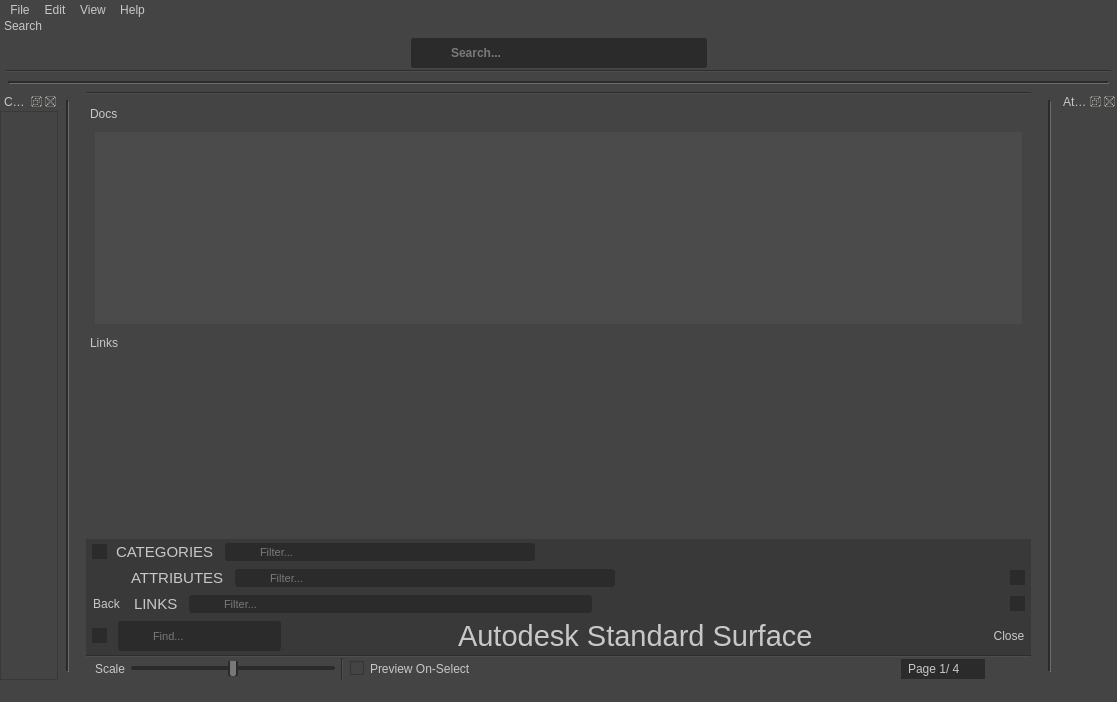
The window that library/ui/dialog.ui (swillisart/Relic) describes before a commit, drawn with Qt 5.
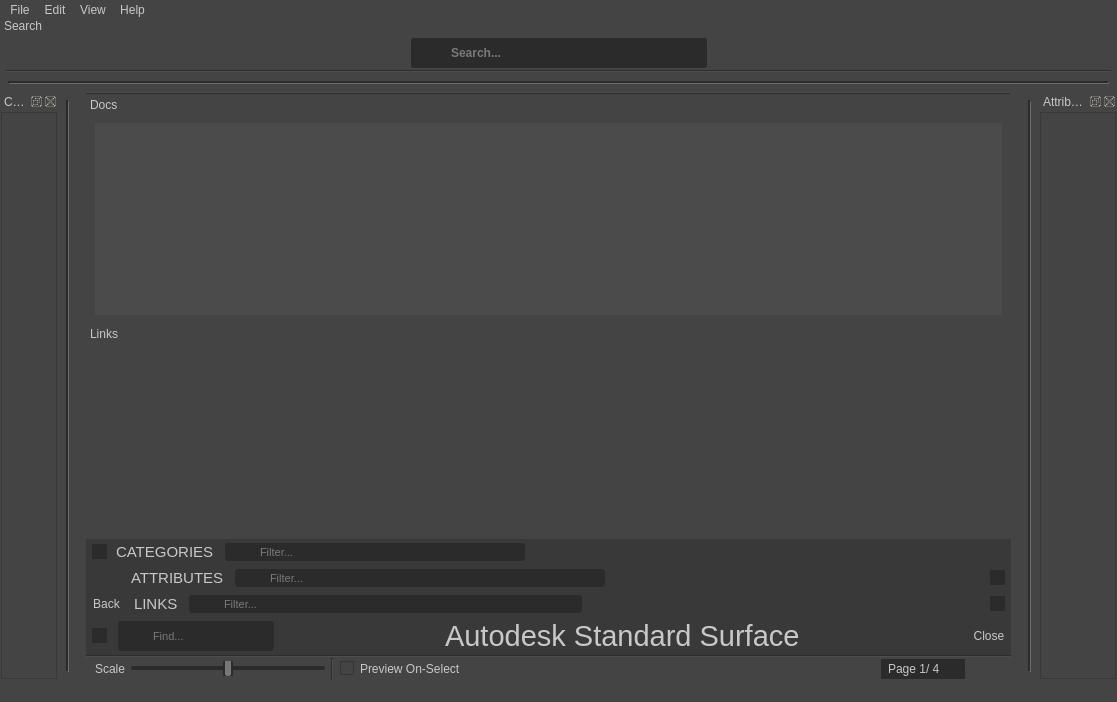
The same window after the commit. Icons and pictures are not drawn.

The edit to the form file:
```diff
--- a/library/ui/dialog.ui
+++ b/library/ui/dialog.ui
@@ -570,27 +570,14 @@
     </property>
     <item>
      <widget class="Line" name="line_5">
+      <property name="frameShadow">
+       <enum>QFrame::Raised</enum>
+      </property>
       <property name="orientation">
        <enum>Qt::Horizontal</enum>
       </property>
      </widget>
     </item>
-    <item>
-     <spacer name="verticalSpacer_2">
-      <property name="orientation">
-       <enum>Qt::Vertical</enum>
-      </property>
-      <property name="sizeType">
-       <enum>QSizePolicy::Fixed</enum>
-      </property>
-      <property name="sizeHint" stdset="0">
-       <size>
-        <width>2</width>
-        <height>9</height>
-       </size>
-      </property>
-     </spacer>
-    </item>
     <item>
      <widget class="QDockWidget" name="documentationDock">
       <property name="sizePolicy">
@@ -1169,11 +1156,9 @@
     <item>
      <widget class="QFrame" name="dockTitleFrame">
       <property name="styleSheet">
-       <string notr="true">QFrame{
+       <string notr="true">QFrame {
     background-color: rgb(57, 57, 57);
-   /* border: 1px solid rgb(43,43,43);*/
     border: 2px solid rgb(57,57,57);
-
 }</string>
       </property>
       <property name="frameShape">
@@ -1442,11 +1427,9 @@
     <item>
      <widget class="QFrame" name="attributeDockTitle">
       <property name="styleSheet">
-       <string notr="true">QFrame{
+       <string notr="true">QFrame {
     background-color: rgb(57, 57, 57);
-   /* border: 1px solid rgb(43,43,43);*/
     border: 2px solid rgb(57,57,57);
-
 }</string>
       </property>
       <property name="frameShape">
@@ -2558,16 +2541,16 @@
       <number>0</number>
      </property>
      <property name="leftMargin">
-      <number>0</number>
+      <number>1</number>
      </property>
      <property name="topMargin">
-      <number>0</number>
+      <number>1</number>
      </property>
      <property name="rightMargin">
-      <number>0</number>
+      <number>1</number>
      </property>
      <property name="bottomMargin">
-      <number>0</number>
+      <number>1</number>
      </property>
      <item>
       <widget class="QScrollArea" name="categoryScrollArea">
@@ -2579,8 +2562,8 @@
          <rect>
           <x>0</x>
           <y>0</y>
-          <width>105</width>
-          <height>557</height>
+          <width>103</width>
+          <height>555</height>
          </rect>
         </property>
         <layout class="QVBoxLayout" name="categoryLayout">
@@ -2817,257 +2800,17 @@
    </widget>
   </widget>
   <widget class="QDockWidget" name="attributeDock">
+   <property name="minimumSize">
+    <size>
+     <width>78</width>
+     <height>88</height>
+    </size>
+   </property>
    <property name="palette">
     <palette>
-     <active>
-      <colorrole role="WindowText">
-       <brush brushstyle="SolidPattern">
-        <color alpha="255">
-         <red>200</red>
-         <green>200</green>
-         <blue>200</blue>
-        </color>
-       </brush>
-      </colorrole>
-      <colorrole role="Button">
-       <brush brushstyle="SolidPattern">
-        <color alpha="255">
-         <red>68</red>
-         <green>68</green>
-         <blue>68</blue>
-        </color>
-       </brush>
-      </colorrole>
-      <colorrole role="Text">
-       <brush brushstyle="SolidPattern">
-        <color alpha="255">
-         <red>200</red>
-         <green>200</green>
-         <blue>200</blue>
-        </color>
-       </brush>
-      </colorrole>
-      <colorrole role="ButtonText">
-       <brush brushstyle="SolidPattern">
-        <color alpha="255">
-         <red>200</red>
-         <green>200</green>
-         <blue>200</blue>
-        </color>
-       </brush>
-      </colorrole>
-      <colorrole role="Base">
-       <brush brushstyle="SolidPattern">
-        <color alpha="255">
-         <red>68</red>
-         <green>68</green>
-         <blue>68</blue>
-        </color>
-       </brush>
-      </colorrole>
-      <colorrole role="Window">
-       <brush brushstyle="SolidPattern">
-        <color alpha="255">
-         <red>68</red>
-         <green>68</green>
-         <blue>68</blue>
-        </color>
-       </brush>
-      </colorrole>
-      <colorrole role="Highlight">
-       <brush brushstyle="SolidPattern">
-        <color alpha="255">
-         <red>126</red>
-         <green>126</green>
-         <blue>126</blue>
-        </color>
-       </brush>
-      </colorrole>
-      <colorrole role="HighlightedText">
-       <brush brushstyle="SolidPattern">
-        <color alpha="255">
-         <red>250</red>
-         <green>250</green>
-         <blue>250</blue>
-        </color>
-       </brush>
-      </colorrole>
-      <colorrole role="PlaceholderText">
-       <brush brushstyle="SolidPattern">
-        <color alpha="255">
-         <red>200</red>
-         <green>200</green>
-         <blue>200</blue>
-        </color>
-       </brush>
-      </colorrole>
-     </active>
-     <inactive>
-      <colorrole role="WindowText">
-       <brush brushstyle="SolidPattern">
-        <color alpha="255">
-         <red>200</red>
-         <green>200</green>
-         <blue>200</blue>
-        </color>
-       </brush>
-      </colorrole>
-      <colorrole role="Button">
-       <brush brushstyle="SolidPattern">
-        <color alpha="255">
-         <red>68</red>
-         <green>68</green>
-         <blue>68</blue>
-        </color>
-       </brush>
-      </colorrole>
-      <colorrole role="Text">
-       <brush brushstyle="SolidPattern">
-        <color alpha="255">
-         <red>200</red>
-         <green>200</green>
-         <blue>200</blue>
-        </color>
-       </brush>
-      </colorrole>
-      <colorrole role="ButtonText">
-       <brush brushstyle="SolidPattern">
-        <color alpha="255">
-         <red>200</red>
-         <green>200</green>
-         <blue>200</blue>
-        </color>
-       </brush>
-      </colorrole>
-      <colorrole role="Base">
-       <brush brushstyle="SolidPattern">
-        <color alpha="255">
-         <red>68</red>
-         <green>68</green>
-         <blue>68</blue>
-        </color>
-       </brush>
-      </colorrole>
-      <colorrole role="Window">
-       <brush brushstyle="SolidPattern">
-        <color alpha="255">
-         <red>68</red>
-         <green>68</green>
-         <blue>68</blue>
-        </color>
-       </brush>
-      </colorrole>
-      <colorrole role="Highlight">
-       <brush brushstyle="SolidPattern">
-        <color alpha="255">
-         <red>126</red>
-         <green>126</green>
-         <blue>126</blue>
-        </color>
-       </brush>
-      </colorrole>
-      <colorrole role="HighlightedText">
-       <brush brushstyle="SolidPattern">
-        <color alpha="255">
-         <red>250</red>
-         <green>250</green>
-         <blue>250</blue>
-        </color>
-       </brush>
-      </colorrole>
-      <colorrole role="PlaceholderText">
-       <brush brushstyle="SolidPattern">
-        <color alpha="255">
-         <red>200</red>
-         <green>200</green>
-         <blue>200</blue>
-        </color>
-       </brush>
-      </colorrole>
-     </inactive>
-     <disabled>
-      <colorrole role="WindowText">
-       <brush brushstyle="SolidPattern">
-        <color alpha="255">
-         <red>92</red>
-         <green>92</green>
-         <blue>92</blue>
-        </color>
-       </brush>
-      </colorrole>
-      <colorrole role="Button">
-       <brush brushstyle="SolidPattern">
-        <color alpha="255">
-         <red>43</red>
-         <green>43</green>
-         <blue>43</blue>
-        </color>
-       </brush>
-      </colorrole>
-      <colorrole role="Text">
-       <brush brushstyle="SolidPattern">
-        <color alpha="255">
-         <red>92</red>
-         <green>92</green>
-         <blue>92</blue>
-        </color>
-       </brush>
-      </colorrole>
-      <colorrole role="ButtonText">
-       <brush brushstyle="SolidPattern">
-        <color alpha="255">
-         <red>92</red>
-         <green>92</green>
-         <blue>92</blue>
-        </color>
-       </brush>
-      </colorrole>
-      <colorrole role="Base">
-       <brush brushstyle="SolidPattern">
-        <color alpha="255">
-         <red>43</red>
-         <green>43</green>
-         <blue>43</blue>
-        </color>
-       </brush>
-      </colorrole>
-      <colorrole role="Window">
-       <brush brushstyle="SolidPattern">
-        <color alpha="255">
-         <red>43</red>
-         <green>43</green>
-         <blue>43</blue>
-        </color>
-       </brush>
-      </colorrole>
-      <colorrole role="Highlight">
-       <brush brushstyle="SolidPattern">
-        <color alpha="255">
-         <red>126</red>
-         <green>126</green>
-         <blue>126</blue>
-        </color>
-       </brush>
-      </colorrole>
-      <colorrole role="HighlightedText">
-       <brush brushstyle="SolidPattern">
-        <color alpha="255">
-         <red>250</red>
-         <green>250</green>
-         <blue>250</blue>
-        </color>
-       </brush>
-      </colorrole>
-      <colorrole role="PlaceholderText">
-       <brush brushstyle="SolidPattern">
-        <color alpha="255">
-         <red>92</red>
-         <green>92</green>
-         <blue>92</blue>
-        </color>
-       </brush>
-      </colorrole>
-     </disabled>
+     <active/>
+     <inactive/>
+     <disabled/>
     </palette>
    </property>
    <property name="styleSheet">
@@ -3079,7 +2822,59 @@
    <attribute name="dockWidgetArea">
     <number>2</number>
    </attribute>
-   <widget class="QWidget" name="attrDockWidgetContents"/>
+   <widget class="QWidget" name="attrDockWidgetContents">
+    <layout class="QVBoxLayout" name="verticalLayout_3">
+     <property name="spacing">
+      <number>0</number>
+     </property>
+     <property name="leftMargin">
+      <number>1</number>
+     </property>
+     <property name="topMargin">
+      <number>1</number>
+     </property>
+     <property name="rightMargin">
+      <number>1</number>
+     </property>
+     <property name="bottomMargin">
+      <number>1</number>
+     </property>
+     <item>
+      <widget class="QScrollArea" name="scrollArea">
+       <property name="widgetResizable">
+        <bool>true</bool>
+       </property>
+       <widget class="QWidget" name="scrollAreaWidgetContents">
+        <property name="geometry">
+         <rect>
+          <x>0</x>
+          <y>0</y>
+          <width>103</width>
+          <height>555</height>
+         </rect>
+        </property>
+        <layout class="QVBoxLayout" name="attributesLayout">
+         <property name="spacing">
+          <number>4</number>
+         </property>
+         <property name="leftMargin">
+          <number>4</number>
+         </property>
+         <property name="topMargin">
+          <number>4</number>
+         </property>
+         <property name="rightMargin">
+          <number>4</number>
+         </property>
+         <property name="bottomMargin">
+          <number>4</number>
+         </property>
+        </layout>
+       </widget>
+      </widget>
+     </item>
+    </layout>
+   </widget>
   </widget>
   <action name="actionPreferences">
    <property name="icon">
```
